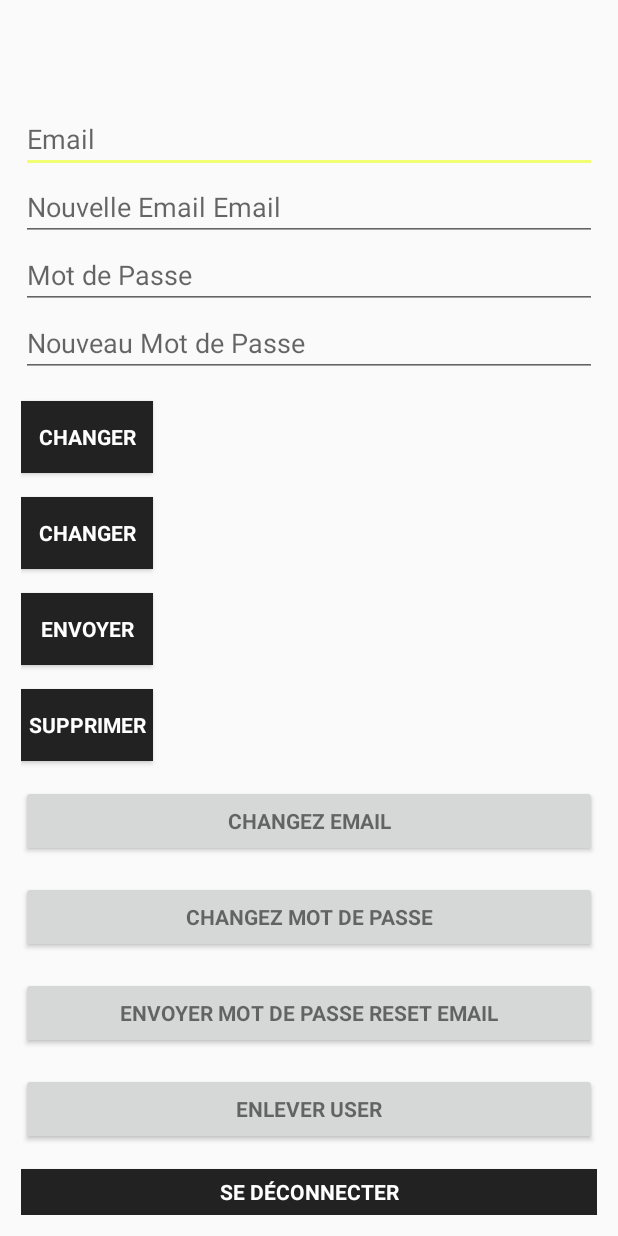
After one commit to Mohdali69/Tidy-Time-Table, an Android app: the layout activity_Premier_Page.xml on its own in the app's theme, with its tools: preview values and no code run, on a phone screen of 412 x 824 dp. The commit adds this screen. Run offline under Robolectric (Android 15) with nearby library versions, the phone set to English and light mode, and no system bars.

Commit message:
Premier Commit

```diff
--- a/app/src/main/java/com/example/mohdali/tidytimetable/LoginActivity.java
+++ b/app/src/main/java/com/example/mohdali/tidytimetable/LoginActivity.java
@@ -83,6 +83,7 @@ public class LoginActivity extends AppCompatActivity {
                 }
 
                 progressBar.setVisibility(View.VISIBLE);
+                startActivity(new Intent(LoginActivity.this,Premiere_Page.class));
 
                 //authenticate user
                 auth.signInWithEmailAndPassword(email, password)
--- /dev/null
+++ b/app/src/main/java/com/example/mohdali/tidytimetable/Premiere_Page.java
@@ -0,0 +1,15 @@
+package com.example.mohdali.tidytimetable;
+
+import android.os.Bundle;
+import android.support.v7.app.AppCompatActivity;
+
+public class Premiere_Page extends AppCompatActivity {
+
+
+    protected void onCreate(Bundle savedInstanceState){
+
+        super.onCreate(savedInstanceState);
+
+    }
+
+}
--- /dev/null
+++ b/app/src/main/res/layout/activity_Premier_Page.xml
@@ -0,0 +1,164 @@
+<?xml version="1.0" encoding="utf-8"?>
+<android.support.design.widget.CoordinatorLayout xmlns:android="http://schemas.android.com/apk/res/android"
+    xmlns:app="http://schemas.android.com/apk/res-auto"
+    xmlns:tools="http://schemas.android.com/tools"
+    android:layout_width="match_parent"
+    android:layout_height="match_parent"
+    android:fitsSystemWindows="true"
+    tools:context="com.example.mohdali.tidytimetable.MainActivity">
+
+
+    <LinearLayout
+        android:layout_width="match_parent"
+        android:layout_height="wrap_content"
+        android:orientation="vertical"
+        android:paddingBottom="@dimen/activity_vertical_margin"
+        android:paddingLeft="@dimen/activity_horizontal_margin"
+        android:paddingRight="@dimen/activity_horizontal_margin"
+        android:paddingTop="@dimen/activity_vertical_margin"
+        app:layout_behavior="@string/appbar_scrolling_view_behavior">
+
+        <EditText
+            android:id="@+id/old_email"
+            android:layout_width="match_parent"
+            android:layout_height="wrap_content"
+            android:hint="@string/hint_email"
+            android:inputType="textEmailAddress"
+            android:maxLines="1"
+            android:singleLine="true" />
+
+        <EditText
+            android:id="@+id/new_email"
+            android:layout_width="match_parent"
+            android:layout_height="wrap_content"
+            android:hint="@string/hint_new_email"
+            android:inputType="textEmailAddress"
+            android:maxLines="1"
+            android:singleLine="true" />
+
+        <EditText
+            android:id="@+id/password"
+            android:layout_width="match_parent"
+            android:layout_height="wrap_content"
+            android:focusableInTouchMode="true"
+            android:hint="@string/hint_password"
+            android:imeActionId="@+id/login"
+            android:imeOptions="actionUnspecified"
+            android:inputType="textPassword"
+            android:maxLines="1"
+            android:singleLine="true"
+            tools:ignore="InvalidImeActionId" />
+
+        <EditText
+            android:id="@+id/newPassword"
+            android:layout_width="match_parent"
+            android:layout_height="wrap_content"
+            android:focusableInTouchMode="true"
+            android:hint="@string/new_pass"
+            android:imeActionId="@+id/login"
+            android:imeOptions="actionUnspecified"
+            android:inputType="textPassword"
+            android:maxLines="1"
+            android:singleLine="true"
+            tools:ignore="InvalidImeActionId" />
+
+        <Button
+            android:id="@+id/changeEmail"
+            style="?android:textAppearanceSmall"
+            android:layout_width="wrap_content"
+            android:layout_height="wrap_content"
+            android:layout_marginTop="16dp"
+            android:background="@color/colorPrimaryDark"
+            android:text="@string/btn_change"
+            android:textColor="@android:color/white"
+            android:textStyle="bold" />
+
+        <Button
+            android:id="@+id/changePass"
+            style="?android:textAppearanceSmall"
+            android:layout_width="wrap_content"
+            android:layout_height="wrap_content"
+            android:layout_marginTop="16dp"
+            android:background="@color/colorPrimaryDark"
+            android:text="@string/btn_change"
+            android:textColor="@android:color/white"
+            android:textStyle="bold" />
+
+        <Button
+            android:id="@+id/send"
+            style="?android:textAppearanceSmall"
+            android:layout_width="wrap_content"
+            android:layout_height="wrap_content"
+            android:layout_marginTop="16dp"
+            android:background="@color/colorPrimaryDark"
+            android:text="@string/btn_send"
+            android:textColor="@android:color/white"
+            android:textStyle="bold" />
+
+        <ProgressBar
+            android:id="@+id/progressBar"
+            android:layout_width="30dp"
+            android:layout_height="30dp"
+            android:visibility="gone" />
+
+        <Button
+            android:id="@+id/remove"
+            style="?android:textAppearanceSmall"
+            android:layout_width="wrap_content"
+            android:layout_height="wrap_content"
+            android:layout_marginTop="16dp"
+            android:background="@color/colorPrimaryDark"
+            android:text="@string/btn_remove"
+            android:textColor="@android:color/white"
+            android:textStyle="bold" />
+
+        <Button
+            android:id="@+id/change_email_button"
+            style="?android:textAppearanceSmall"
+            android:layout_width="match_parent"
+            android:layout_height="wrap_content"
+            android:layout_marginTop="16dp"
+            android:text="@string/change_email"
+            android:textStyle="bold" />
+
+        <Button
+            android:id="@+id/change_password_button"
+            style="?android:textAppearanceSmall"
+            android:layout_width="match_parent"
+            android:layout_height="wrap_content"
+            android:layout_marginTop="16dp"
+            android:text="@string/change_password"
+            android:textStyle="bold" />
+
+        <Button
+            android:id="@+id/sending_pass_reset_button"
+            style="?android:textAppearanceSmall"
+            android:layout_width="match_parent"
+            android:layout_height="wrap_content"
+            android:layout_marginTop="16dp"
+            android:text="@string/send_password_reset_email"
+            android:textStyle="bold" />
+
+        <Button
+            android:id="@+id/remove_user_button"
+            style="?android:textAppearanceSmall"
+            android:layout_width="match_parent"
+            android:layout_height="wrap_content"
+            android:layout_marginTop="16dp"
+            android:text="@string/remove_user"
+            android:textStyle="bold" />
+
+        <Button
+            android:id="@+id/sign_out"
+            style="?android:textAppearanceSmall"
+            android:layout_width="match_parent"
+            android:layout_height="wrap_content"
+            android:layout_marginTop="16dp"
+            android:background="@color/colorPrimary"
+            android:text="@string/btn_sign_out"
+            android:textColor="@android:color/white"
+            android:textStyle="bold" />
+
+    </LinearLayout>
+
+</android.support.design.widget.CoordinatorLayout>
--- a/app/src/main/res/layout/activity_login.xml
+++ b/app/src/main/res/layout/activity_login.xml
@@ -23,7 +23,7 @@
             android:layout_height="@dimen/logo_w_h"
             android:layout_gravity="center_horizontal"
             android:layout_marginBottom="30dp"
-            android:src="@mipmap/logo3" />
+             android:src="@mipmap/logo3" />
 
             <EditText
                 android:id="@+id/email"
```
